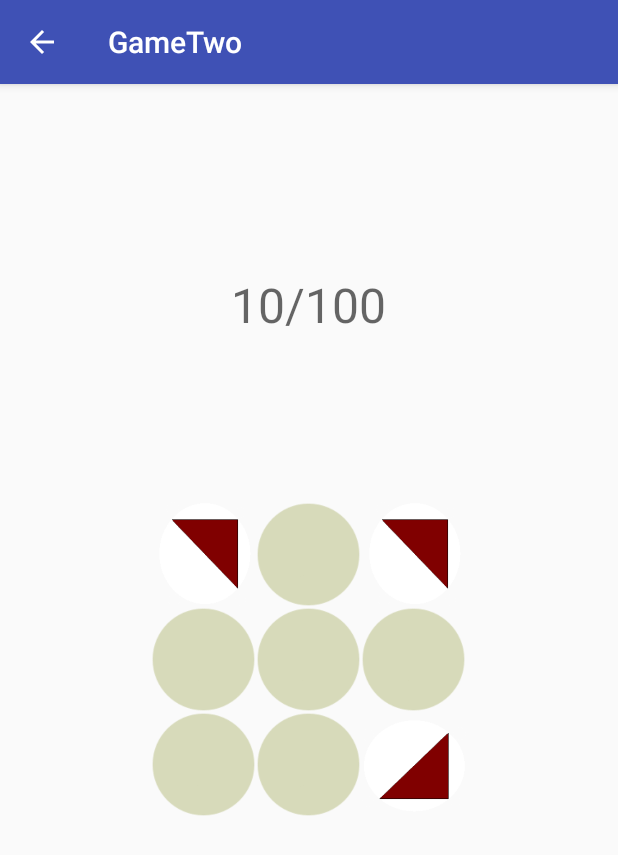
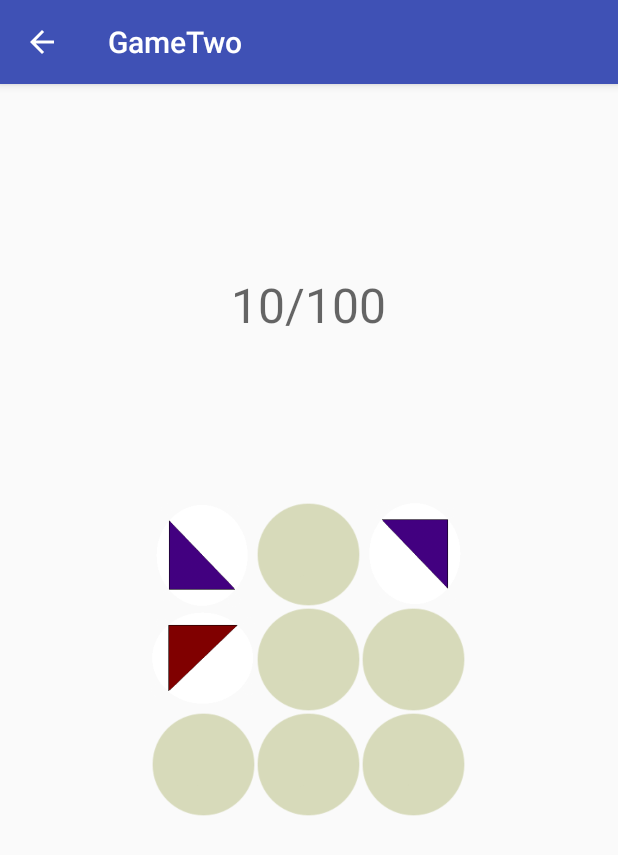
Before and after one commit to holygunner/GameTwo, an Android app: the screen it shows after launch (GameFragmentActivity), after a tap on "NEW GAME", on a phone screen of 412 x 824 dp. Shown: the top 855 px of the screen. Run offline under Robolectric (Android 15) with nearby library versions, the phone set to English and light mode, and no system bars.

Commit message:
другие цвета

```diff
--- a/app/src/main/java/com/holygunner/game_two/GameDeskFragment.java
+++ b/app/src/main/java/com/holygunner/game_two/GameDeskFragment.java
@@ -3,6 +3,7 @@ package com.holygunner.game_two;
 import com.holygunner.game_two.database.Saver;
 import com.holygunner.game_two.figures.Figure;
 import com.holygunner.game_two.game_mechanics.*;
+import com.holygunner.game_two.values.DeskValues;
 
 import android.content.Context;
 import android.os.Bundle;
@@ -48,7 +49,7 @@ public class GameDeskFragment extends Fragment {
         View view = inflater.inflate(R.layout.activity_game_upd, container, false);
         mRecyclerGridDesk = (RecyclerView) view.findViewById(R.id.recycler_grid_game_desk);
 
-        mRecyclerGridDesk.setLayoutManager(new GridLayoutManager(getActivity(), Values.DESK_WIDTH));
+        mRecyclerGridDesk.setLayoutManager(new GridLayoutManager(getActivity(), DeskValues.DESK_WIDTH));
         turnFigureButton = (Button) view.findViewById(R.id.turnFigureButton);
 
         boolean isOpenSave = getActivity().getIntent().getBooleanExtra(StartGameActivity.IS_OPEN_SAVE_KEY, false);
@@ -153,7 +154,7 @@ public class GameDeskFragment extends Fragment {
                         isTurnButtonClickable = true;
 
                         if (stepResult == 1){
-                            showUnitedFigure(mImageViewCell, gamePlay);
+                            showUnitedFigure(mImageViewCell, gamePlay, position);
 
                         }   else {
                             updateGameProcess();
@@ -215,7 +216,7 @@ public class GameDeskFragment extends Fragment {
         }, 150);
     }
 
-    private void showUnitedFigure(ImageView imageViewCell, GamePlay gamePlay){
+    private void showUnitedFigure(ImageView imageViewCell, GamePlay gamePlay, int position){
 
         final Handler handler = new Handler();
 
@@ -224,7 +225,9 @@ public class GameDeskFragment extends Fragment {
 
         imageViewCellPrev.setImageResource(R.drawable.empty_cell_test);
 
-        imageViewCell.setImageResource(R.drawable.cell_full_square_color_bordo);
+        imageViewCell.setImageResource(gamePlay.getLastUnitedFigureRes());
+
+//        imageViewCell.setImageResource(R.drawable.cell_full_square_color_bordo);
 
         handler.postDelayed(new Runnable() {
             @Override
--- a/app/src/main/java/com/holygunner/game_two/figures/Figure.java
+++ b/app/src/main/java/com/holygunner/game_two/figures/Figure.java
@@ -14,6 +14,7 @@ public class Figure {
     public int color;
     public int stepLimit = 1; // количество клеток за раз которые может преоделеть персонаж, по умолчанию 1
     public Cell mCell;
+    public int fullPositionRes;
 
     public Figure(){
         mUUID = UUID.randomUUID();
@@ -21,6 +22,9 @@ public class Figure {
 
     public Figure(UUID uuid) {
         mUUID = uuid;
+    }
+
+    public void setFullPositionRes(){
     }
 
     public void setCell(Cell cell){
@@ -49,6 +53,10 @@ public class Figure {
 //        return  (figure.name.equals(this.name) && figure.attack == this.attack
 //                && figure.stamina == this.stamina && figure.magicAbility == this.magicAbility);
         return false;
+    }
+
+    public int getFullPositionRes(){
+        return fullPositionRes;
     }
 
     public String getFigureType(Figure figure){
--- a/app/src/main/java/com/holygunner/game_two/figures/SemiCircle.java
+++ b/app/src/main/java/com/holygunner/game_two/figures/SemiCircle.java
@@ -12,4 +12,9 @@ public class SemiCircle extends Figure { // половина круга
         super.position = position;
         super.mCell = cell;
     }
+
+    @Override
+    public void setFullPositionRes() {
+
+    }
 }
--- a/app/src/main/java/com/holygunner/game_two/figures/SemiSquare.java
+++ b/app/src/main/java/com/holygunner/game_two/figures/SemiSquare.java
@@ -1,7 +1,10 @@
 package com.holygunner.game_two.figures;
+
+import android.graphics.Color;
 
 import com.holygunner.game_two.R;
 import com.holygunner.game_two.game_mechanics.Cell;
+import com.holygunner.game_two.values.FigureValues.FigureColors;
 
 import java.util.UUID;
 
@@ -10,38 +13,77 @@ import java.util.UUID;
  */
 
 public class SemiSquare extends Figure { // половина квадрата
-    private static int resBordoPosition1 = R.drawable.cell_semi_square_color_bordo_position1;
-    private static int resBordoPosition2 = R.drawable.cell_semi_square_color_bordo_position2;
-    private static int resBordoPosition3 = R.drawable.cell_semi_square_color_bordo_position3;
-    private static int resBordoPosition4 = R.drawable.cell_semi_square_color_bordo_position4;
+    private static int resBordoPos1 = R.drawable.cell_semi_square_color_bordo_position1;
+    private static int resBordoPos2 = R.drawable.cell_semi_square_color_bordo_position2;
+    private static int resBordoPos3 = R.drawable.cell_semi_square_color_bordo_position3;
+    private static int resBordoPos4 = R.drawable.cell_semi_square_color_bordo_position4;
+    private static int resBordoPosFull = R.drawable.cell_full_square_color_bordo;
 
-    public SemiSquare(UUID uuid, int color, Position position, Cell cell){
+    private static int resPurplePos1 = R.drawable.cell_semi_square_color_purple_position1;
+    private static int resPurplePos2 = R.drawable.cell_semi_square_color_purple_position2;
+    private static int resPurplePos3 = R.drawable.cell_semi_square_color_purple_position3;
+    private static int resPurplePos4 = R.drawable.cell_semi_square_color_purple_position4;
+    private static int resPurplePosFull = R.drawable.cell_full_square_color_purple;
+
+    public SemiSquare(UUID uuid, int color, Position position, Cell cell) {
         super(uuid);
         super.color = color;
         super.position = position;
         super.mCell = cell;
+        setFullPositionRes();
     }
 
-    public static int getRes (int color, Position position){
-        int res;
+    @Override
+    public void setFullPositionRes(){
+            switch (super.color) {
+                case FigureColors.BORDO:
+                    super.fullPositionRes = resBordoPosFull;
+                    break;
+                case FigureColors.PURPLE:
+                    super.fullPositionRes = resPurplePosFull;
+                    break;
+            }
+    }
+
+    public static int getRes(int color, Position position) {
+        int res = 0;
+
+        if (color == FigureColors.BORDO) {
             switch (position) {
                 case POSITION_ONE:
-                res = resBordoPosition1;
+                    res = resBordoPos1;
                     break;
                 case POSITION_TWO:
-                res = resBordoPosition2;
+                    res = resBordoPos2;
                     break;
                 case POSITION_THREE:
-                res = resBordoPosition3;
+                    res = resBordoPos3;
                     break;
                 case POSITION_FOUR:
-                res = resBordoPosition4;
-                break;
-            default:
-                res = 0;
+                    res = resBordoPos4;
                     break;
             }
             return res;
         }
 
+        if (color == FigureColors.PURPLE) {
+            switch (position) {
+                case POSITION_ONE:
+                    res = resPurplePos1;
+                    break;
+                case POSITION_TWO:
+                    res = resPurplePos2;
+                    break;
+                case POSITION_THREE:
+                    res = resPurplePos3;
+                    break;
+                case POSITION_FOUR:
+                    res = resPurplePos4;
+                    break;
             }
+            return res;
+        }
+
+        return res;
+    }
+}
--- a/app/src/main/java/com/holygunner/game_two/game_mechanics/GameManager.java
+++ b/app/src/main/java/com/holygunner/game_two/game_mechanics/GameManager.java
@@ -5,6 +5,7 @@ import android.util.Log;
 
 import com.holygunner.game_two.figures.Figure;
 import com.holygunner.game_two.database.*;
+import com.holygunner.game_two.values.DeskValues;
 
 public class GameManager {
     private static final String TAG = "Log";
@@ -18,8 +19,8 @@ public class GameManager {
     }
 
     public static int cellToPosition(Cell cell){
-        int desk_width = Values.DESK_WIDTH;
-        int desk_height = Values.DESK_HEIGHT;
+        int desk_width = DeskValues.DESK_WIDTH;
+        int desk_height = DeskValues.DESK_HEIGHT;
         int x = cell.getX();
         int y = cell.getY();
 
@@ -29,8 +30,8 @@ public class GameManager {
     }
 
     public static Cell positionToCell(int position){
-        int desk_width = Values.DESK_WIDTH;
-        int deskHeight = Values.DESK_HEIGHT;
+        int desk_width = DeskValues.DESK_WIDTH;
+        int deskHeight = DeskValues.DESK_HEIGHT;
 
         int y = position/desk_width;
         int x = position%desk_width;
--- a/app/src/main/java/com/holygunner/game_two/game_mechanics/GamePlay.java
+++ b/app/src/main/java/com/holygunner/game_two/game_mechanics/GamePlay.java
@@ -5,12 +5,12 @@ import android.graphics.Color;
 import android.support.v7.widget.RecyclerView;
 import android.util.Log;
 
-import com.holygunner.game_two.StartGameActivity;
 import com.holygunner.game_two.database.Saver;
 import com.holygunner.game_two.figures.Figure;
 import com.holygunner.game_two.figures.FigureFactory;
 import com.holygunner.game_two.figures.Position;
 import com.holygunner.game_two.figures.SemiSquare;
+import com.holygunner.game_two.values.DeskValues;
 
 import java.util.ArrayList;
 import java.util.List;
@@ -18,6 +18,7 @@ import java.util.UUID;
 
 import static com.holygunner.game_two.game_mechanics.GameManager.cellToPosition;
 import static com.holygunner.game_two.game_mechanics.GameManager.positionToCell;
+import com.holygunner.game_two.values.FigureValues.FigureColors;
 
 public class GamePlay {
     private Desk mDesk;
@@ -27,6 +28,8 @@ public class GamePlay {
 
     private boolean isGameStarted;
 
+    private int unitedFigureRes;
+
     private int gamerCount; // счет игрока
 
     private List<Cell> availableCells;
@@ -34,12 +37,19 @@ public class GamePlay {
 
     private boolean isFilled;
 
-    private int deskWidth = Values.DESK_WIDTH;
-    private int deskHeight = Values.DESK_HEIGHT;
+    private int deskWidth = DeskValues.DESK_WIDTH;
+    private int deskHeight = DeskValues.DESK_HEIGHT;
 
     private Randomer mRandomer;
 
     private RecyclerView mRecyclerGridDesk;
+
+    public GamePlay(Desk desk, Context context){ // если игрока загружаем с файла
+        mRandomer = new Randomer();
+        this.mContext = context.getApplicationContext();
+        this.mDesk = desk;
+        isGameStarted = Saver.isSaveExists(mContext);
+    }
 
     public void setRecyclerGridDesk(RecyclerView recyclerGridDesk){
         mRecyclerGridDesk = recyclerGridDesk;
@@ -77,8 +87,10 @@ public class GamePlay {
         FigureFactory factory = FigureFactory.getInstance();
         Position position = mRandomer.getRandomPosition();
         Cell cell = mRandomer.getRandomCell(freeCells);
+        int color = mRandomer.getRandomColor();
+//        int color = FigureColors.PURPLE;
 
-        return factory.createFigure(uuid, SemiSquare.class, Color.RED,
+        return factory.createFigure(uuid, SemiSquare.class, color,
                 position, cell);
     }
 
@@ -233,13 +245,6 @@ public class GamePlay {
         mRecyclerGridDesk.getLayoutManager().findViewByPosition(position).setBackgroundColor(color);
     }
 
-    public GamePlay(Desk desk, Context context){ // если игрока загружаем с файла
-        mRandomer = new Randomer();
-        this.mContext = context.getApplicationContext();
-        this.mDesk = desk;
-        isGameStarted = Saver.isSaveExists(mContext);
-    }
-
     public List<Cell> getAvailableCells(int position){
         Cell cell = positionToCell(position);
 
@@ -280,6 +285,7 @@ public class GamePlay {
                 Figure figure2 = mDesk.getFigure(toWhere);
 
                 if (areSemiFiguresAreWhole(ourFigure, figure2)){
+                    unitedFigureRes = figure2.fullPositionRes;
                     mDesk.uniteSemiFigures(fromWhere, toWhere);
                     return 1;
                 }
@@ -292,9 +298,12 @@ public class GamePlay {
         Position position1 = figure1.position;
         Position position2 = figure2.position;
 
+        int color1 = figure1.color;
+        int color2 = figure2.color;
+
         // добавить проверку на цвет и тип фигуры
 
-        return Position.areHalfesOfWhole(position1, position2);
+        return Position.areHalfesOfWhole(position1, position2) && (color1 == color2); // добавить проверку одного ли типа фигуры
     }
 
     public boolean isStepAvailable(Figure figure, Cell toWhere){
@@ -319,4 +328,12 @@ public class GamePlay {
             }
         return isStepAvailable;
     }
+
+//    public Figure getFigure(int position){
+//        return mDesk.getFigure(GameManager.positionToCell(position));
+//    }
+
+    public int getLastUnitedFigureRes(){
+        return unitedFigureRes;
+    }
 }
--- a/app/src/main/java/com/holygunner/game_two/game_mechanics/Randomer.java
+++ b/app/src/main/java/com/holygunner/game_two/game_mechanics/Randomer.java
@@ -1,6 +1,7 @@
 package com.holygunner.game_two.game_mechanics;
 
 import com.holygunner.game_two.figures.Position;
+import com.holygunner.game_two.values.FigureValues.FigureColors;
 
 import java.util.List;
 import java.util.Random;
@@ -21,9 +22,7 @@ public class Randomer { // будет возвращать случайную с
 
     public Position getRandomPosition(){
         int length = POSITIONS.length;
-        Position randomPosition = POSITIONS[mRandom.nextInt(length)];
-
-        return randomPosition;
+        return POSITIONS[mRandom.nextInt(length)];
     }
 
     public Cell getRandomCell(List<Cell> cells){
@@ -33,10 +32,9 @@ public class Randomer { // будет возвращать случайную с
         return randomCell; // TEST
     }
 
-
-
-    private int getRandomColor(){// случайный цвет фигуры из набора доступных цветов
-        return 0;
+    public int getRandomColor(){// случайный цвет фигуры из набора доступных цветов
+        int[] colors = FigureColors.getColors();
+        return colors[mRandom.nextInt(colors.length)];
     }
 
 }
--- a/app/src/main/java/com/holygunner/game_two/game_mechanics/Values.java
+++ b/app/src/main/java/com/holygunner/game_two/values/DeskValues.java
@@ -1,10 +1,10 @@
-package com.holygunner.game_two.game_mechanics;
+package com.holygunner.game_two.values;
 
 /**
  * Created by Holygunner on 04.04.2018.
  */
 
-public abstract class Values {
+public abstract class DeskValues {
     public final static int DESK_WIDTH = 3;
     public final static int DESK_HEIGHT = 3;
 }
--- /dev/null
+++ b/app/src/main/java/com/holygunner/game_two/values/FigureValues.java
@@ -0,0 +1,22 @@
+package com.holygunner.game_two.values;
+
+/**
+ * Created by Holygunner on 21.07.2018.
+ */
+
+public class FigureValues {
+    public static final class FigureColors{
+        public static final int BORDO = 8323072;
+        public static final int PURPLE = 4456585;
+
+        public static int[] getColors(){
+            return new int[]{BORDO, PURPLE};
+        }
+    }
+
+    public static final class FigureRes{
+
+    }
+
+
+}
```
Also changed, not shown: app/src/main/res/drawable/cell_full_square_color_purple.png (added), app/src/main/res/drawable/cell_semi_square_color_purple_position1.png (added), app/src/main/res/drawable/cell_semi_square_color_purple_position2.png (added), app/src/main/res/drawable/cell_semi_square_color_purple_position3.png (added), app/src/main/res/drawable/cell_semi_square_color_purple_position4.png (added). Lines whose indentation alone changed are shown as unchanged.
